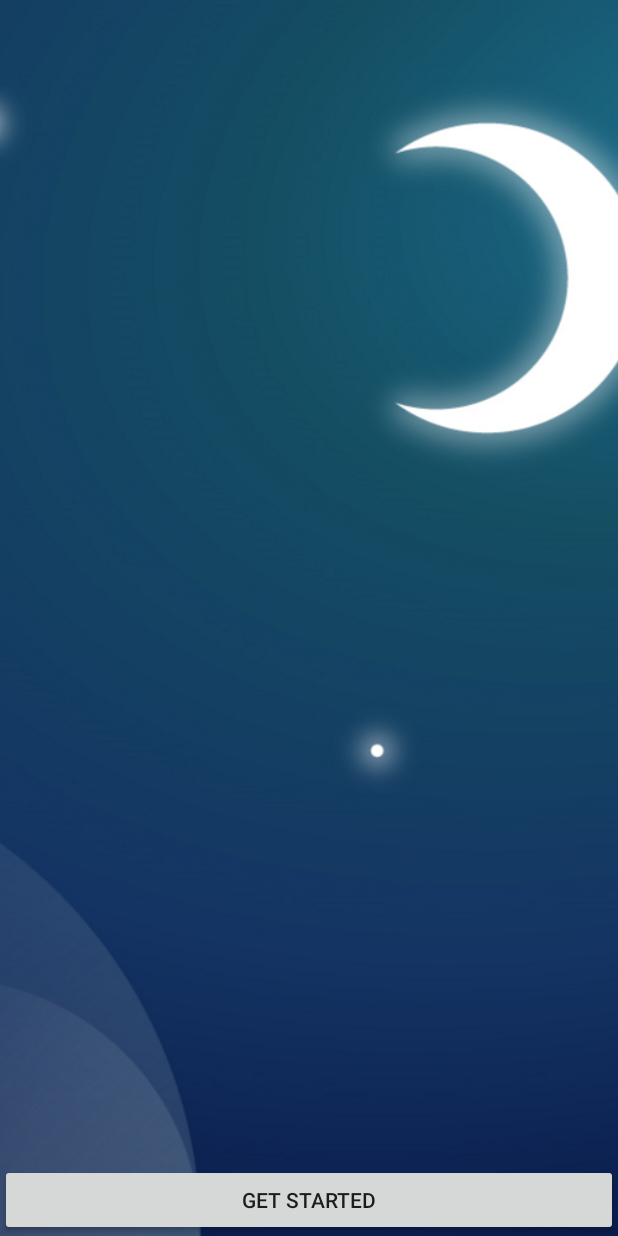
After one commit to boxfox619/yy-light, an Android app: the SplashActivity screen opened directly, with no data from a screen before it, on a phone screen of 412 x 824 dp. The commit adds this screen. Run offline under Robolectric (Android 15) with nearby library versions, the phone set to English and light mode, and no system bars.

Commit message:
Develop the splash activity

```diff
--- a/app/src/main/java/team/yylight/lightapplication/MainActivity.java
+++ b/app/src/main/java/team/yylight/lightapplication/MainActivity.java
@@ -14,6 +14,6 @@ public class MainActivity extends AppCompatActivity {
     protected void onCreate(Bundle savedInstanceState) {
         super.onCreate(savedInstanceState);
         setContentView(R.layout.activity_main);
-        startActivity(new Intent(MainActivity.this, ItemsActivity.class));
+        startActivity(new Intent(MainActivity.this, SignActivity.class));
     }
 }
--- /dev/null
+++ b/app/src/main/java/team/yylight/lightapplication/activity/SplashActivity.java
@@ -0,0 +1,26 @@
+package team.yylight.lightapplication.activity;
+
+import android.support.v7.app.AppCompatActivity;
+import android.os.Bundle;
+import android.view.View;
+import android.widget.Button;
+
+import team.yylight.lightapplication.R;
+
+public class SplashActivity extends AppCompatActivity {
+    private Button btnStart;
+
+    @Override
+    protected void onCreate(Bundle savedInstanceState) {
+        super.onCreate(savedInstanceState);
+        setContentView(R.layout.activity_splash);
+
+        btnStart = (Button) findViewById(R.id.btn_start);
+        btnStart.setOnClickListener(new View.OnClickListener() {
+            @Override
+            public void onClick(View view) {
+
+            }
+        });
+    }
+}
--- a/app/src/main/res/layout/activity_sign.xml
+++ b/app/src/main/res/layout/activity_sign.xml
@@ -8,6 +8,8 @@
         android:id="@+id/imageView"
         android:layout_width="match_parent"
         android:layout_height="match_parent"
+        android:scaleType="centerCrop"
+        android:src="@drawable/bg_moon"
         android:layout_above="@+id/activity_main_pagertabstrip"/>
 
     <team.yylight.lightapplication.view.PagerSlidingTabStrip
--- /dev/null
+++ b/app/src/main/res/layout/activity_splash.xml
@@ -0,0 +1,21 @@
+<?xml version="1.0" encoding="utf-8"?>
+<RelativeLayout xmlns:android="http://schemas.android.com/apk/res/android"
+    xmlns:tools="http://schemas.android.com/tools"
+    android:layout_width="match_parent"
+    android:layout_height="match_parent"
+    tools:context="team.yylight.lightapplication.activity.SplashActivity">
+
+    <ImageView
+        android:layout_width="match_parent"
+        android:layout_height="match_parent"
+        android:scaleType="centerCrop"
+        android:src="@drawable/bg_splash"/>
+
+    <Button
+        android:id="@+id/btn_start"
+        android:layout_width="match_parent"
+        android:layout_height="wrap_content"
+        android:text="@string/get_tarted"
+        android:layout_alignParentBottom="true"
+        android:layout_alignParentStart="true" />
+</RelativeLayout>
--- a/app/src/main/res/values/strings.xml
+++ b/app/src/main/res/values/strings.xml
@@ -5,6 +5,8 @@
     <string name="url_image_upload"></string>
 
     <string name="app_name">Light Application</string>
+
+    <string name="get_tarted">Get started</string>
 
     <string name="item_create_light">Light</string>
     <string name="item_create_light_amount">Light amount</string>
```
Also changed, not shown: app/src/main/AndroidManifest.xml (+3 -4 lines), app/src/main/java/team/yylight/lightapplication/activity/IntroActivity.java (deleted, +0 -15 lines), app/src/main/res/layout/activity_intro.xml (deleted, +0 -14 lines), app/src/main/res/drawable-mdpi/ic_kakaotalk.png (renamed from app/src/main/res/drawable-mdpi/ic_kakaotalk.png.png), app/src/main/res/drawable-xhdpi/ic_kakaotalk.png (renamed from app/src/main/res/drawable-xhdpi/ic_kakaotalk.png.png), app/src/main/res/drawable-xxhdpi/ic_kakaotalk.png (renamed from app/src/main/res/drawable-xxhdpi/ic_kakaotalk.png.png), app/src/main/res/drawable-xxxhdpi/ic_kakaotalk.png (renamed from app/src/main/res/drawable-xxxhdpi/ic_kakaotalk.png.png).
